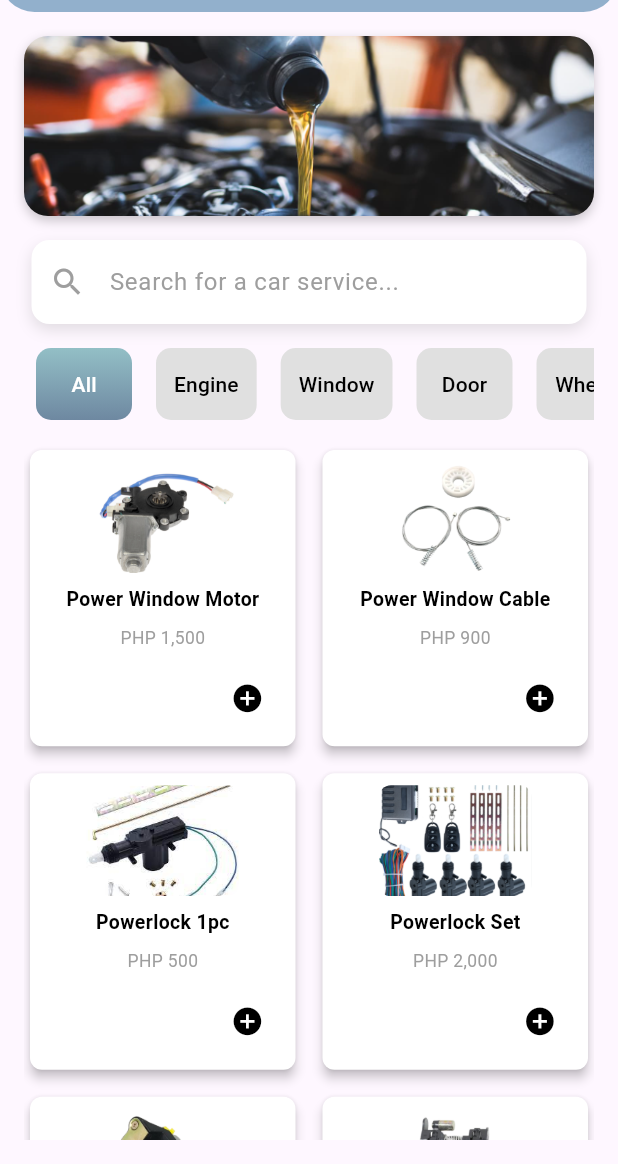
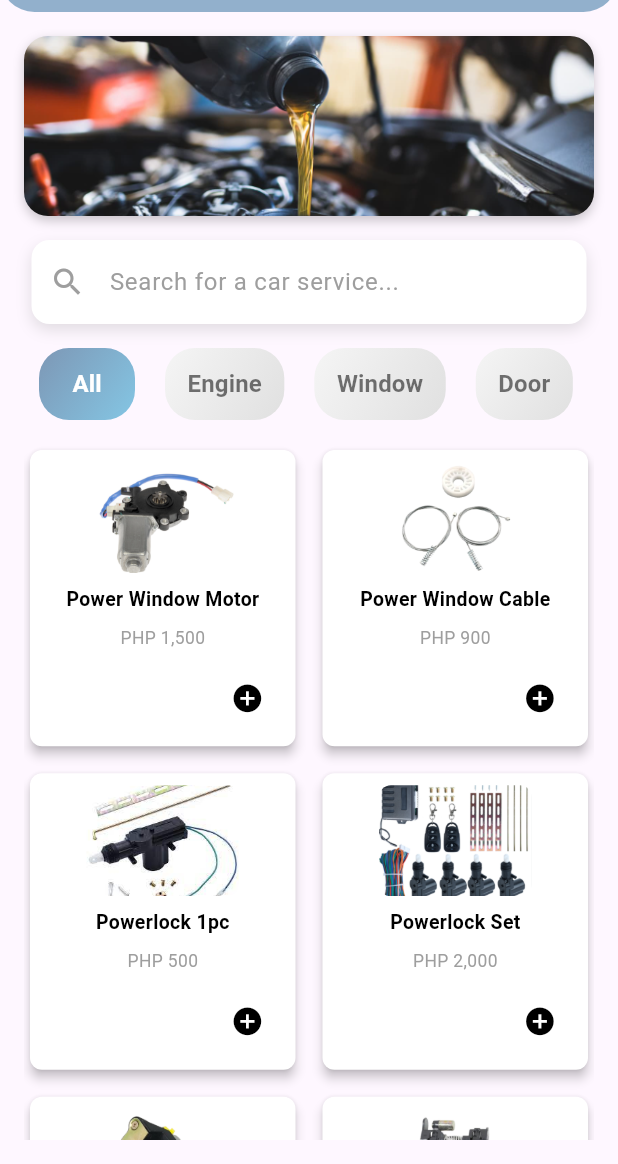
Before and after one commit to JohnLloydDev/AJ-Autofix-App, a Flutter app: the HomeScreen screen opened by its route, on a phone screen of 412 x 824 dp, the part 72-1236 px from its top. Run offline on Flutter 3.47's test engine with Material 3 defaults, Android fonts, the phone set to English and light mode, and no system bars; our stand-ins replace bloc, equatable, flutter_bloc, flutter_rating_bar, flutter_secure_storage, flutter_spinkit and 10 more; missing offline and left inert: onesignal_flutter; accounts and stored records are empty; network calls fail.

Commit message:
Update home.dart

```diff
--- a/lib/screens/home.dart
+++ b/lib/screens/home.dart
@@ -536,36 +536,50 @@ class _HomeScreenState extends State<HomeScreen> {
     }
 
     return Padding(
-      padding: const EdgeInsets.symmetric(horizontal: 8.0),
+      padding: const EdgeInsets.symmetric(
+          horizontal: 10.0),
       child: Container(
         decoration: BoxDecoration(
           gradient: LinearGradient(
-            begin: Alignment.topCenter,
-            end: Alignment.bottomCenter,
+            begin: Alignment.topLeft,
+            end: Alignment.bottomRight,
             colors: isSelected
                 ? [
-                    const Color.fromARGB(255, 147, 191, 198),
-                    const Color.fromARGB(255, 110, 136, 161),
+                    const Color.fromARGB(255, 125, 151, 181),
+                    const Color(0xFF84C6E4),
                   ]
                 : [
-                    Colors.grey[300]!,
-                    Colors.grey[300]!,
+                    const Color(0xFFF5F5F5),
+                    const Color(0xFFE0E0E0),
                   ],
           ),
-          borderRadius: BorderRadius.circular(10.0),
+          borderRadius:
+              BorderRadius.circular(20.0),
         ),
         child: TextButton(
           style: TextButton.styleFrom(
-            foregroundColor: isSelected ? Colors.white : Colors.black,
-            backgroundColor: Colors.transparent,
+            foregroundColor: isSelected ? Colors.white : Colors.black87,
+            padding: const EdgeInsets.symmetric(
+                vertical: 12.0,
+                horizontal: 15.0),
             shape: RoundedRectangleBorder(
-              borderRadius: BorderRadius.circular(10.0),
+              borderRadius: BorderRadius.circular(
+                  20.0),
             ),
           ),
           onPressed: () {
             _onCategorySelected(category.toLowerCase());
           },
-          child: Text(category.capitalize()),
+          child: Text(
+            category.capitalize(),
+            style: TextStyle(
+              fontSize: 16,
+              fontWeight: FontWeight.w600,
+              color: isSelected
+                  ? Colors.white
+                  : Colors.black54,
+            ),
+          ),
         ),
       ),
     );
```
